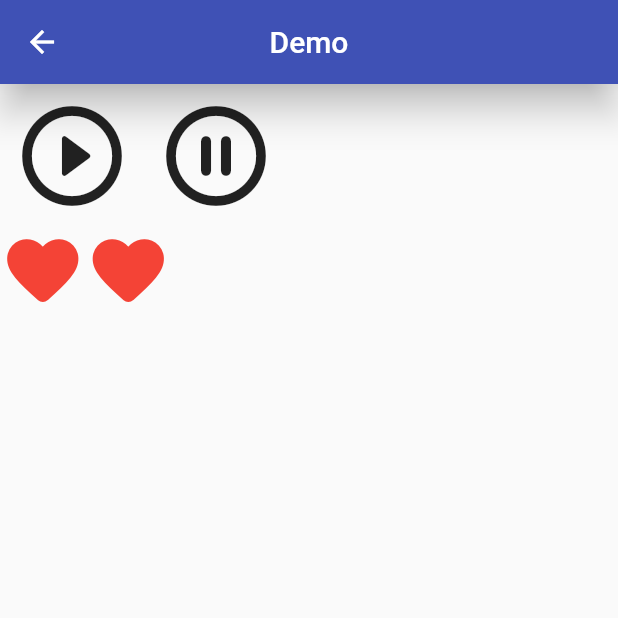
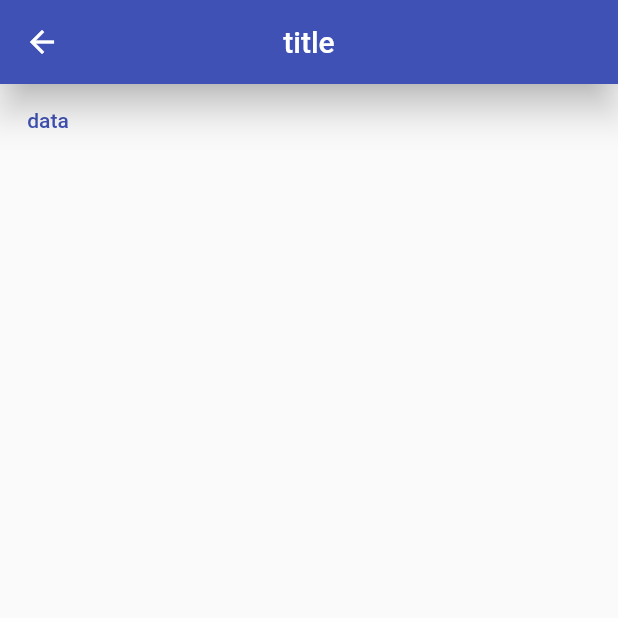
Before and after one commit to DayorNight/flutter_blcs, a Flutter app: the DemoView screen opened by its route, on a phone screen of 412 x 824 dp, the top half of it. Run offline on Flutter 3.47's test engine with Material 2 defaults, Android fonts, the phone set to English and light mode, and no system bars; our stand-ins replace card_swiper, dio, flare_flutter, flutter_screenutil, google_fonts, logger and 1 more; missing offline and left inert: encrypt, flutter_syntax_view, pointycastle; accounts and stored records are empty; network calls fail; key blocks and very long unbroken strings in the code were emptied for the run.

Commit message:
[flutter]MixeAnimationView 1

```diff
--- a/lib/pages/demo_view.dart
+++ b/lib/pages/demo_view.dart
@@ -1,7 +1,6 @@
+import 'package:flutter/cupertino.dart';
 import 'package:flutter/material.dart';
 import 'package:flutter_blcs/common/weiget_util.dart';
-import 'package:flutter_blcs/pages/my/animation_view.dart';
-import 'package:flutter_screenutil/flutter_screenutil.dart';
 
 class DemoView extends StatefulWidget {
   static final String keys = "demoView";
@@ -12,119 +11,20 @@ class DemoView extends StatefulWidget {
   _DemoViewState createState() => _DemoViewState();
 }
 
-class _DemoViewState extends State<DemoView>
-    with SingleTickerProviderStateMixin {
-  late AnimationController controller;
-  late Animation<double> animation;
-
-  @override
-  void initState() {
-    super.initState();
-    //1.创建动画控制器
-    controller =
-        AnimationController(duration: Duration(milliseconds: 800), vsync: this);
-    //2.创建动画执行过程
-    animation = CurvedAnimation(parent: controller, curve: Curves.easeIn);
-    //3.定义动画范围
-    animation = Tween(begin: 100.r, end: 250.r).animate(animation)
-      ..addStatusListener((status) {
-        if (status == AnimationStatus.completed) {
-          //动画执行结束时反向执行动画
-          controller.reverse();
-        } else if (status == AnimationStatus.dismissed) {
-          //动画恢复到初始状态时执行动画（正向）
-          controller.forward();
-        }
-      });
-    //5.启动动画
-    controller.forward();
-  }
-
-  /**
-   * 播放动画
-   */
-  void _play() {
-    if (controller.isAnimating) return;
-    if (animation.status == AnimationStatus.reverse) {
-      controller.reverse();
-    } else if (animation.status == AnimationStatus.forward) {
-      controller.forward();
-    }
-  }
-
-  /**
-   * 停止动画
-   */
-  void _stop() {
-    if (controller.isAnimating) {
-      controller.stop();
-    }
-  }
-
+class _DemoViewState extends State<DemoView>{
+  String value = "默认路由方式";
+  String value1 = "左右切换方式";
+  String value2 = "PageRouteBuilder自定义方式";
+  String value3 = "继承PageRoute自定义方式";
+  String pages = '页面B';
   @override
   Widget build(BuildContext context) {
     return Scaffold(
-      appBar: getAppBar('Demo'),
-      body: Column(
-        children: [
-          Row(
-            children: [
-              IconButton(
-                  iconSize: 80,
-                  onPressed: _play,
-                  icon: Icon(
-                    Icons.play_circle_outline_rounded,
-                  )),
-              IconButton(
-                  iconSize: 80,
-                  onPressed: _stop,
-                  icon: Icon(Icons.pause_circle_outline_rounded)),
-            ],
-          ),
-          Row(
-            children: [
-              //4.方式1：继承AnimatedWidget
-              AnimatedImage(
-                listenable: animation,
-              ),
-              //4.方式2：使用AnimatedBuilder
-              AnimatedBuilder(
-                  animation: animation,
-                  builder: (context, child) {
-                    return Center(
-                      child: Icon(
-                        Icons.favorite_rounded,
-                        color: Colors.red,
-                        size: animation.value,
-                      ),
-                    );
-                  })
-            ],
-          )
-        ],
-      ),
+      appBar: getAppBar('title'),
+      body: TextButton(onPressed: (){
+        throw ArgumentError('12312312');
+      }, child: Text('data')),
     );
   }
 
-  @override
-  void dispose() {
-    //6.释放动画资源
-    controller.dispose();
-    super.dispose();
-  }
 }
-
-class AnimatedImage extends AnimatedWidget {
-  AnimatedImage({required Listenable listenable})
-      : super(listenable: listenable);
-
-  @override
-  Widget build(BuildContext context) {
-    var animation = listenable as Animation<double>;
-    return Icon(
-      Icons.favorite_rounded,
-      color: Colors.red,
-      size: animation.value,
-    );
-  }
-}
```
Also changed, not shown: lib/common/utils/code.dart (+10 -0 lines), lib/main.dart (+23 -1 lines).
